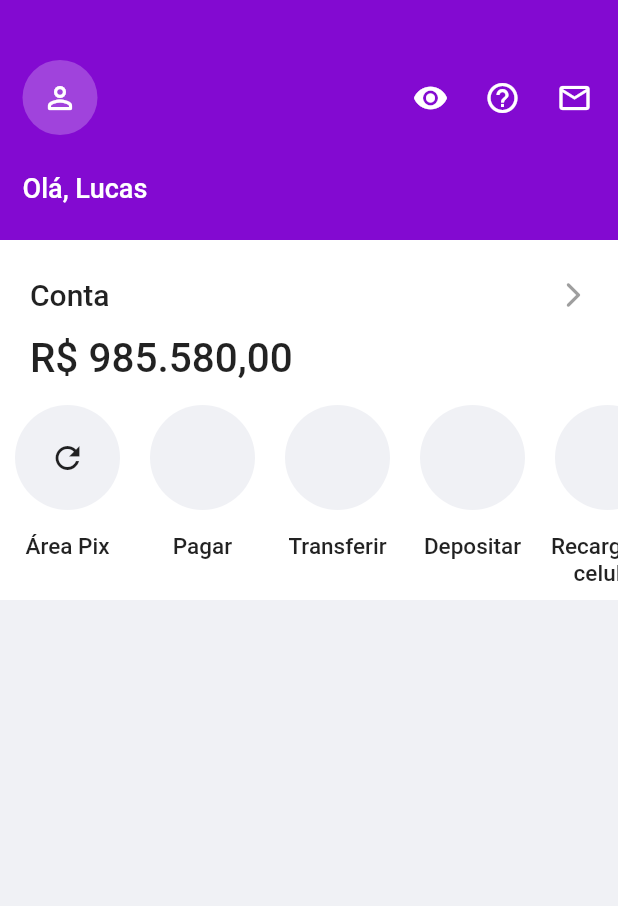
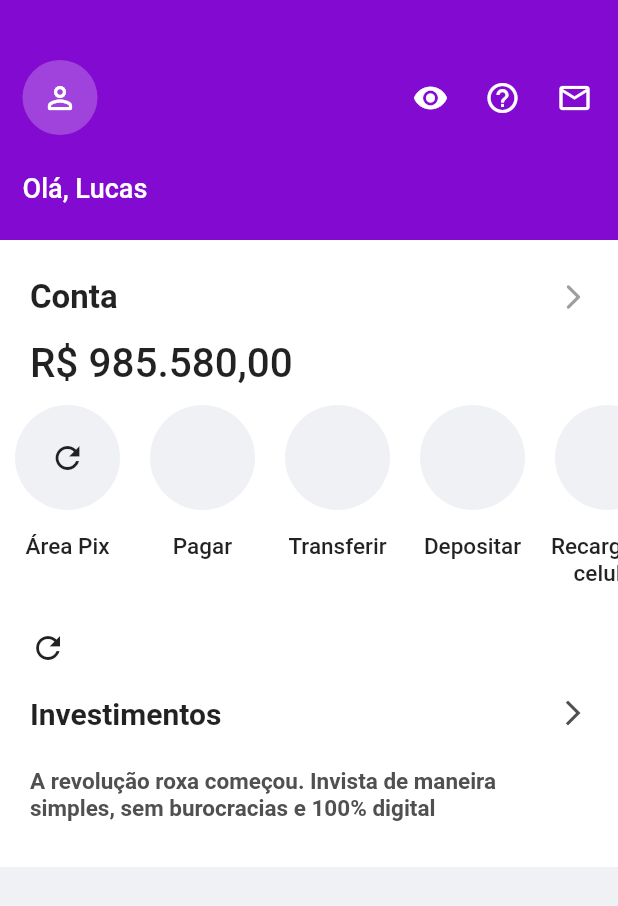
Before and after one commit to lucasbustamante/Clone_NuBank, a Flutter app: the screen it shows after launch, on a phone screen of 412 x 824 dp. Shown: the top 906 px of the screen. Run offline on Flutter 3.47's test engine with Material 2 defaults, Android fonts, the phone set to English and light mode, and no system bars.

Commit message:
atualização 19102021

```diff
--- a/lib/core/text.dart
+++ b/lib/core/text.dart
@@ -1,5 +1,5 @@
-// title = (color: Colors.white,fontSize: 20, fontWeight: FontWeight.w500)
-// headline = (color: Colors.white,fontSize: 18, fontWeight: FontWeight.w500)
+// title = (color: Colors.white,fontSize: 22, fontWeight: FontWeight.bold)
+// headline = (color: Colors.white,fontSize: 20, fontWeight: FontWeight.bold
 // subtitle =
 // context1 =
 // context2 =
--- a/lib/designer/card.dart
+++ b/lib/designer/card.dart
@@ -1,21 +1,37 @@
 import 'package:flutter/material.dart';
+import 'package:nubank/designer/colors.dart';
 
 class Cards extends StatelessWidget {
   final IconData? icon;
-  final String text;
+  final String title;
+  final String? text;
+  final String? tag;
 
-  Cards (this.text, {this.icon});
+  Cards (this.title, {this.text, this.icon, this.tag});
 
   @override
   Widget build(BuildContext context) {
-    return Container(
+    return Container(color: aContainerColor,
       width: MediaQuery.of(context).size.width,
-      child: Column(
-        children: [
-          Icon(Icons.refresh),
-          SizedBox(height: 20),
-          Text('moza eu te amo muito, moza eu te amo muito,\nmoza eu te amo muito,moza eu te amo muito')
-        ],
+      child: Padding(
+        padding: const EdgeInsets.only(left: 20, right: 20),
+        child: Column(crossAxisAlignment: CrossAxisAlignment.start,
+          children: [
+            SizedBox(height: 20,),
+            Icon(icon),
+            SizedBox(height: 20),
+            Row(mainAxisAlignment: MainAxisAlignment.spaceBetween,
+              children: [
+                Text(title, style: TextStyle(fontSize: 20, fontWeight: FontWeight.bold)),
+                Icon(Icons.arrow_forward_ios_sharp, color: aSecondaryTextColor, size: 20)
+              ],
+            ),
+            SizedBox(height: 25),
+            Text(text!,style: TextStyle(color: aSecondaryTextColor, fontWeight:
+            FontWeight.bold, fontSize: 15)),
+            SizedBox(height: 30,),
+          ],
+        ),
       )
     );
   }
--- a/lib/designer/colors.dart
+++ b/lib/designer/colors.dart
@@ -4,6 +4,6 @@ import 'package:flutter/material.dart';
 
 const aPrimaryColor = Color(0xff830ad1);
 const aTextColor = Colors.black;
-const aSecondaryTextColor = Colors.grey;
+const aSecondaryTextColor = Color(0xFF505050);
 const aContainerColor = Colors.white;
 const aBackgroundColor = Color(0xfff0f1f5);
--- a/lib/designer/value_card.dart
+++ b/lib/designer/value_card.dart
@@ -16,7 +16,7 @@ class ValueCard extends StatelessWidget {
           children: [
             Row(mainAxisAlignment: MainAxisAlignment.spaceBetween,
               children: [
-                Text('Conta', style: TextStyle(fontWeight: FontWeight.w500, fontSize: 20)),
+                Text('Conta', style: TextStyle(fontWeight: FontWeight.bold, fontSize: 22)),
                 Row(children: [
                   Icon(Icons.arrow_forward_ios_rounded, color: Colors.grey,
                   size: 20,)
--- a/lib/src/home_page.dart
+++ b/lib/src/home_page.dart
@@ -1,5 +1,6 @@
 import 'package:flutter/cupertino.dart';
 import 'package:flutter/material.dart';
+import 'package:nubank/designer/card.dart';
 import 'package:nubank/designer/circle_button.dart';
 import 'package:nubank/designer/colors.dart';
 import 'package:nubank/designer/screens/profile.dart';
@@ -21,32 +22,43 @@ class _HomePageState extends State<HomePage> {
         children: [
           Profile(),
           ValueCard(),
-          Container(width: MediaQuery.of(context).size.width,
+          Container(
+              width: MediaQuery.of(context).size.width,
               color: aContainerColor,
-              child: SingleChildScrollView(scrollDirection: Axis.horizontal,
+              child: SingleChildScrollView(
+                scrollDirection: Axis.horizontal,
                 child: Row(
                   children: [
-                    CircleButton('Área Pix', icon: Icons.refresh),
+                    CircleButton('Área Pix', icon: Icons.refresh,),
                     CircleButton('Pagar'),
                     CircleButton('Transferir'),
-                    CircleButton('Depositar'),
+                    CircleButton('Depositar',),
                     CircleButton('Recarga de celular'),
                     CircleButton('Transferir Internac.'),
-                    Stack(children: [CircleButton('Encotrar atalhos'),
-                    Padding(
-                      padding: const EdgeInsets.only(left: 29,top: 50),
-                      child: Container(
-                        height: 20, width: 32, decoration: BoxDecoration(color: aPrimaryColor,
-                        borderRadius: BorderRadius.circular(5),
-                      ),
-                        child:
-                        Center(child: Text('Dica',
-                            style: TextStyle(color: aContainerColor,fontWeight: FontWeight.w500)))
-                      ),
-                    )]),
+                    Stack(children: [
+                      CircleButton('Encotrar atalhos'),
+                      Padding(
+                        padding: const EdgeInsets.only(left: 29.5, top: 50),
+                        child: Container(
+                            height: 20,
+                            width: 32,
+                            decoration: BoxDecoration(
+                              color: aPrimaryColor,
+                              borderRadius: BorderRadius.circular(5),
+                            ),
+                            child: Center(
+                                child: Text('Dica',
+                                    style: TextStyle(
+                                        color: aContainerColor,
+                                        fontWeight: FontWeight.w500)))),
+                      )
+                    ]),
                   ],
                 ),
               )),
+          Cards('Investimentos',icon: Icons.refresh,
+            text: 'A revolução roxa começou. Invista de maneira\nsimples,'
+                ' sem burocracias e 100% digital',),
         ],
       ),
     );
```
Also changed, not shown: pubspec.lock.
